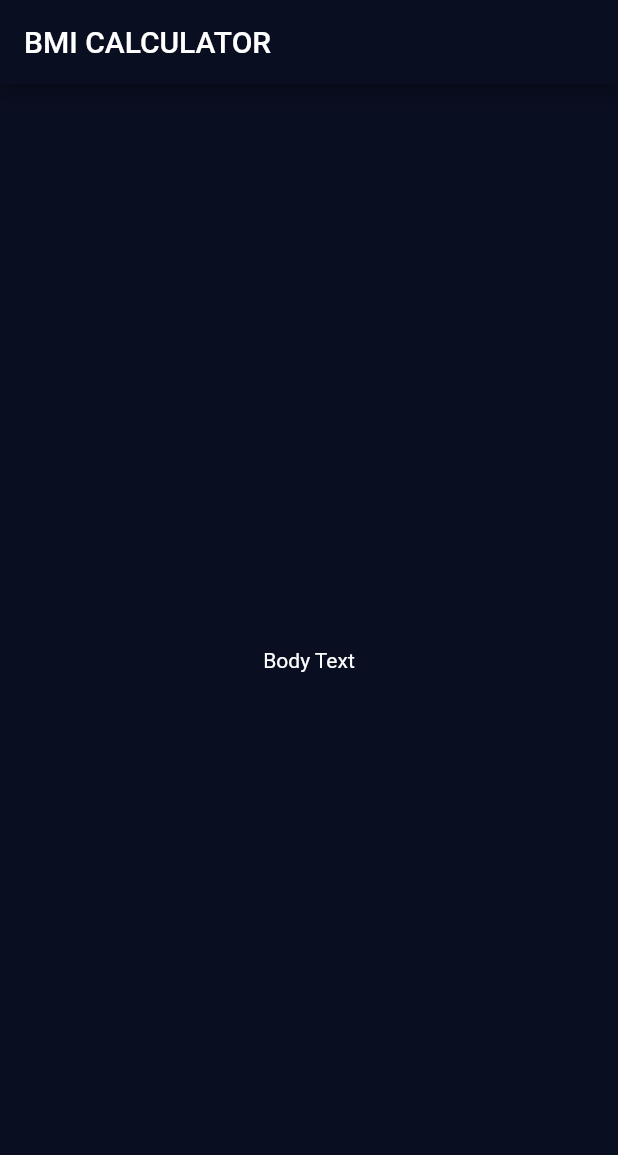
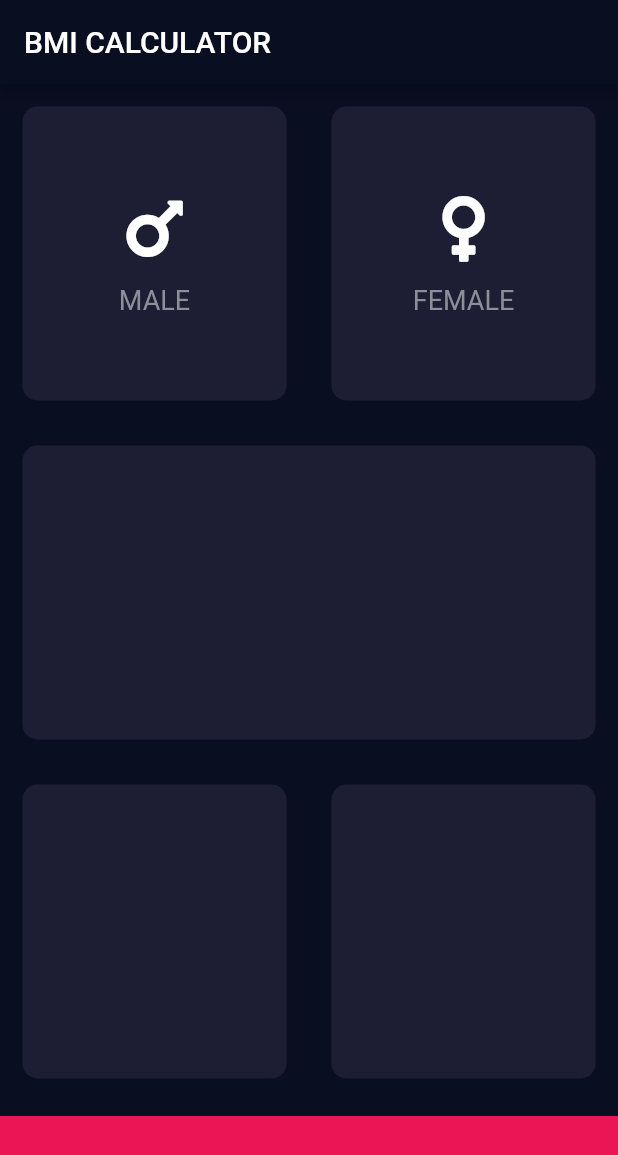
Before and after one commit to yusluv1234/BMI-Calculator, a Flutter app: the screen it shows after launch, on a phone screen of 412 x 824 dp. Shown: the top 1155 px of the screen. Run offline on Flutter 3.47's test engine with Material 2 defaults, Android fonts, the phone set to English and light mode, and no system bars; our stand-ins replace font_awesome_flutter.

Commit message:
adding male and female icon and label

```diff
--- /dev/null
+++ b/lib/icon_content.dart
@@ -0,0 +1,33 @@
+import 'package:flutter/material.dart';
+
+const labelTextStyle = TextStyle(
+  fontSize: 18.0,
+  color: Color(0xFF8D8E98),
+);
+
+class IconContent extends StatelessWidget {
+  IconContent({this.icon, this.label});
+
+  final IconData icon;
+  final String label;
+
+  @override
+  Widget build(BuildContext context) {
+    return Column(
+      mainAxisAlignment: MainAxisAlignment.center,
+      children: <Widget>[
+        Icon(
+          icon,
+          size: 50.0,
+        ),
+        SizedBox(
+          height: 12.0,
+        ),
+        Text(
+          label,
+          style: labelTextStyle,
+        ),
+      ],
+    );
+  }
+}
--- a/lib/input_page.dart
+++ b/lib/input_page.dart
@@ -1,4 +1,12 @@
 import 'package:flutter/material.dart';
+import 'package:font_awesome_flutter/font_awesome_flutter.dart';
+
+import 'icon_content.dart';
+import 'reuseable_card.dart';
+
+const bottomContainerHeight = 80.0;
+const activeCardColour = Color(0xFF1D1E33);
+const bottomContainerColor = Color(0xFFEB1555);
 
 class InputPage extends StatefulWidget {
   @override
@@ -12,8 +20,72 @@ class _InputPageState extends State<InputPage> {
       appBar: AppBar(
         title: Text('BMI CALCULATOR'),
       ),
-      body: Center(
-        child: Text('Body Text'),
+      body: Column(
+        children: <Widget>[
+          Expanded(
+            child: Row(
+              children: <Widget>[
+                Expanded(
+                  child: ReuseableCard(
+                    colour: activeCardColour,
+                    cardChild: IconContent(
+                      icon: FontAwesomeIcons.mars,
+                      label: 'MALE',
+                    ),
+                  ),
+                ),
+                Expanded(
+                  child: ReuseableCard(
+                    colour: activeCardColour,
+                    cardChild: IconContent(
+                      icon: FontAwesomeIcons.venus,
+                      label: 'FEMALE',
+                    ),
+                  ),
+                ),
+              ],
+            ),
+          ),
+          Expanded(
+            child: Container(
+              margin: EdgeInsets.all(15.0),
+              decoration: BoxDecoration(
+                color: activeCardColour,
+                borderRadius: BorderRadius.circular(10.0),
+              ),
+            ),
+          ),
+          Expanded(
+            child: Row(
+              children: <Widget>[
+                Expanded(
+                  child: Container(
+                    margin: EdgeInsets.all(15.0),
+                    decoration: BoxDecoration(
+                      color: activeCardColour,
+                      borderRadius: BorderRadius.circular(10.0),
+                    ),
+                  ),
+                ),
+                Expanded(
+                  child: Container(
+                    margin: EdgeInsets.all(15.0),
+                    decoration: BoxDecoration(
+                      color: activeCardColour,
+                      borderRadius: BorderRadius.circular(10.0),
+                    ),
+                  ),
+                ),
+              ],
+            ),
+          ),
+          Container(
+            color: bottomContainerColor,
+            margin: EdgeInsets.only(top: 10.0),
+            width: double.infinity,
+            height: bottomContainerHeight,
+          )
+        ],
       ),
     );
   }
--- /dev/null
+++ b/lib/reuseable_card.dart
@@ -0,0 +1,20 @@
+import 'package:flutter/material.dart';
+
+class ReuseableCard extends StatelessWidget {
+  ReuseableCard({@required this.colour, this.cardChild});
+
+  final Color colour;
+  final Widget cardChild;
+
+  @override
+  Widget build(BuildContext context) {
+    return Container(
+      child: cardChild,
+      margin: EdgeInsets.all(15.0),
+      decoration: BoxDecoration(
+        color: colour,
+        borderRadius: BorderRadius.circular(10.0),
+      ),
+    );
+  }
+}
```
Also changed, not shown: pubspec.yaml (+1 -55 lines), pubspec.lock.
